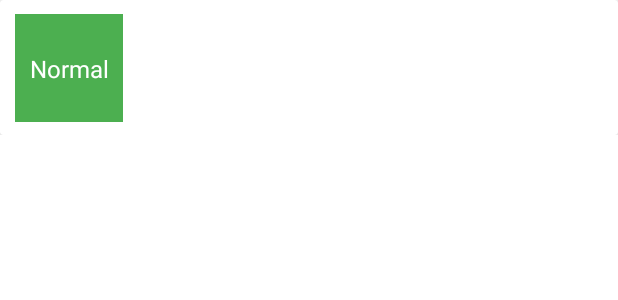
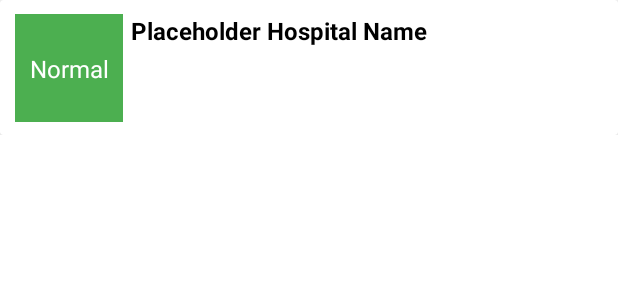
Before and after one commit to ryantobin77/0340_EMS_iOS, an Android app: the layout hospital_card.xml on its own in the app's theme, with its tools: preview values and no code run, on a phone screen of 412 x 824 dp. Shown: the top 300 px of the screen. Run offline under Robolectric (Android 15) with nearby library versions, the light colour scheme and no system bars.

Commit message:
Added hospital name display

```diff
--- a/EMS_Android_App/app/src/main/res/layout/hospital_card.xml
+++ b/EMS_Android_App/app/src/main/res/layout/hospital_card.xml
@@ -51,6 +51,23 @@
                         app:layout_constraintStart_toStartOf="parent"
                         app:layout_constraintTop_toTopOf="parent" />
                 </androidx.constraintlayout.widget.ConstraintLayout>
+
+                <!--TODO: Don't hardcode hospital name-->
+                <TextView
+                    android:id="@+id/hospitalName"
+                    android:layout_width="0dp"
+                    android:layout_height="wrap_content"
+                    android:text="Placeholder Hospital Name"
+                    android:textColor="@color/black"
+                    android:textSize="16sp"
+                    android:textStyle="bold"
+                    app:layout_constraintBottom_toBottomOf="@id/nedocsView"
+                    app:layout_constraintEnd_toEndOf="parent"
+                    app:layout_constraintHorizontal_bias="0.04"
+                    app:layout_constraintStart_toEndOf="@id/nedocsView"
+                    app:layout_constraintTop_toTopOf="@id/nedocsView"
+                    app:layout_constraintVertical_bias="0"
+                    app:layout_constraintWidth_default="wrap"/>
             </androidx.constraintlayout.widget.ConstraintLayout>
 
             <LinearLayout
```
